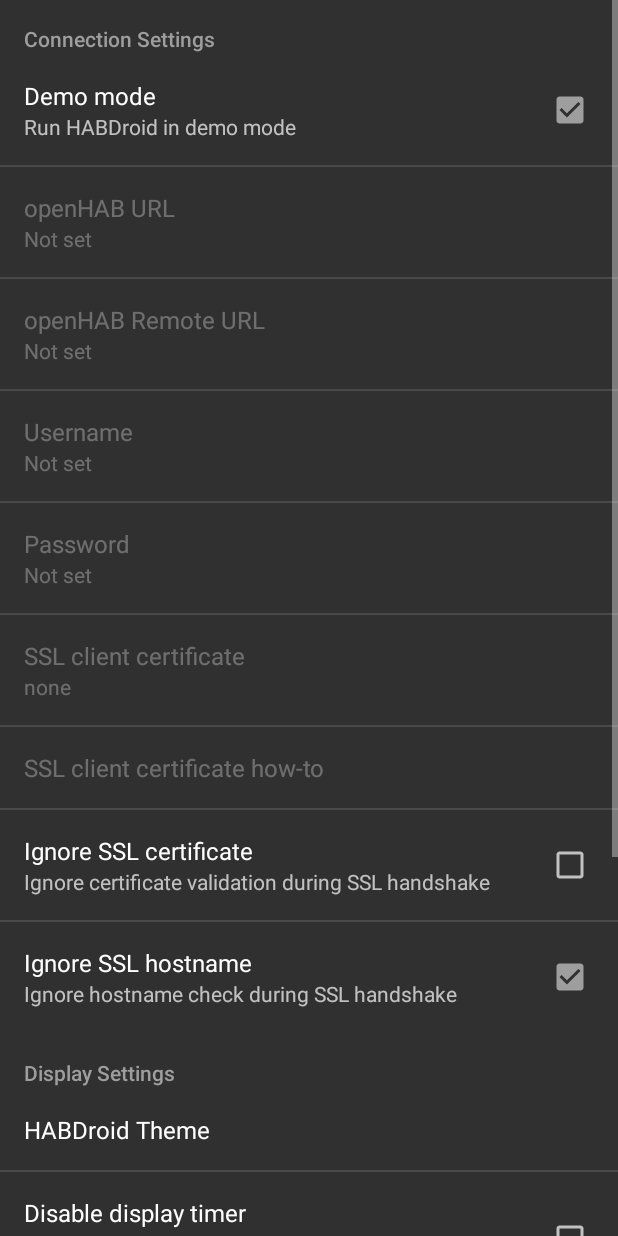
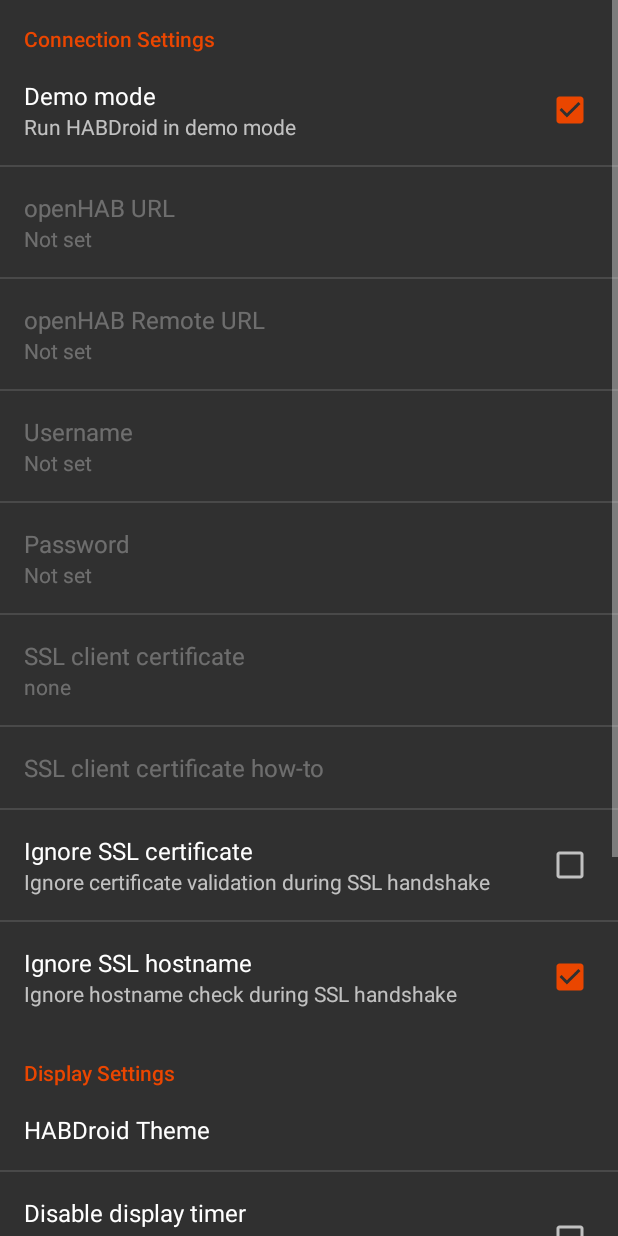
Before and after one commit to faliherizo/smathouse, an Android app: the screen it shows after launch (OpenHABPreferencesActivity), in the options menu, after a tap on "Settings", on a phone screen of 412 x 824 dp. Run offline under Robolectric (Android 15) with nearby library versions, the phone set to English and light mode, and no system bars; libraries missing offline, so code that uses them is left out: com.androidquery, com.androidquery.callback, com.crittercism.app, com.google.android.gms, com.loopj.android and 2 more; pictures from the network do not load; 10 statements that could not run were skipped.

Commit message:
new background main + toolbar + left drawer || binding

```diff
--- a/mobile/src/main/res/layout/activity_main_onepane.xml
+++ b/mobile/src/main/res/layout/activity_main_onepane.xml
@@ -57,7 +57,7 @@
             android:layout_width="320dp"
             android:layout_height="match_parent"
             android:layout_gravity="start"
-            android:background="?attr/themedDrawerBackground"
+            android:background="#797979"
             android:choiceMode="singleChoice"
             android:divider="@android:color/transparent"
             android:dividerHeight="0dp" />
--- a/mobile/src/main/res/layout/openhabbindinglist_item.xml
+++ b/mobile/src/main/res/layout/openhabbindinglist_item.xml
@@ -9,6 +9,7 @@
         android:textAppearance="?android:attr/textAppearanceMedium"
         android:layout_height="wrap_content"
         android:layout_marginLeft="6dp"
+        android:textColor="#222"
         android:layout_marginRight="6dp"
         android:layout_marginTop="6dp"
         />
@@ -19,12 +20,14 @@
         android:layout_height="wrap_content"
         android:layout_below="@+id/bindingName"
         android:layout_marginLeft="6dp"
+        android:textColor="#222"
         android:layout_marginRight="6dp"
         android:layout_marginTop="6dp"
         />
     <TextView
         android:id="@+id/bindingDescription"
         android:layout_width="fill_parent"
+        android:textColor="#222"
         android:textAppearance="?android:attr/textAppearanceSmall"
         android:layout_height="wrap_content"
         android:layout_marginLeft="6dp"
--- a/mobile/src/main/res/values/colors.xml
+++ b/mobile/src/main/res/values/colors.xml
@@ -5,7 +5,7 @@
     <color name="normal">#b0b0b0</color>
     <color name="light">#ffffff</color>
     <color name="dark">#191919</color>
-    <color name="highlight">#38c0f4</color>
+    <color name="highlight">#f47d38</color>
     <color name="colorAccent_themeDark">#9E9E9E</color>
     <color name="bgblue">#38c0f9</color>
 
@@ -170,7 +170,7 @@
     <color name="MediumBlue">#0000CD</color>
     <color name="DarkBlue">#00008B</color>
     <color name="Navy">#000080</color>
-    <color name="Black">#000000</color>
+    <color name="Black">#353535</color>
     <color name="sysBlack">#FF000000</color>
     <color name="sysBlue">#FF0000FF</color>
     <color name="sysCyan">#FF00FFFF</color>
@@ -272,7 +272,8 @@
     <color name="gesbank_item_liste_outline">#41719C</color>
     <color name="gesbank_apropos_text_gold">#BF9000</color>
     <color name="gesbank_green_text">#33AF11</color>
-
+    <color name="primary_material_dark_1">#dd0505</color>
+    <color name="background_material_dark_1">#e51f1f</color>
 
 
 </resources>
--- a/mobile/src/main/res/values/themes.xml
+++ b/mobile/src/main/res/values/themes.xml
@@ -16,7 +16,7 @@
         <item name="android:windowBackground">?android:colorBackground</item>
 
         <item name="themedDrawerBackground">?android:colorBackground</item>
-        <item name="themedHeaderTextColor">@color/colorAccent_themeDark</item>
+        <item name="themedHeaderTextColor">@color/white</item>
     </style>
 
     <style name="HABDroid.Dark" parent="@style/Theme.AppCompat">
@@ -24,8 +24,8 @@
         <item name="widgetlistItemDivider">?android:dividerHorizontal</item>
         <item name="frameWidgetDividerBackground">@drawable/material_divider_dark</item>
 
-        <item name="colorPrimary">#9E9E9E</item>
-        <item name="colorAccent">#9E9E9E</item>
+        <item name="colorPrimary">#e75b30</item>
+        <item name="colorAccent">#ea4600</item>
         <item name="colorPrimaryDark">#212121</item>
 
         <item name="windowNoTitle">true</item>
@@ -43,9 +43,6 @@
         <item name="frameWidgetDividerBackground">@color/bgblue</item>
 
         <item name="colorPrimary">@color/highlight</item>
-        <item name="colorAccent">#9E9E9E</item>
-        <item name="colorPrimaryDark">@color/highlight</item>
-
         <item name="windowNoTitle">true</item>
         <item name="windowActionBar">false</item>
         <item name="windowActionBarOverlay">false</item>
@@ -53,6 +50,7 @@
 
         <item name="themedDrawerBackground">@color/highlight</item>
         <item name="themedHeaderTextColor">@color/colorAccent_themeDark</item>
+        <item name="android:colorBackground">@color/background_material_dark</item>
     </style>
 
 </resources>
--- /dev/null
+++ b/mobile/src/main/res/values/values.xml
@@ -0,0 +1,5 @@
+<?xml version="1.0" encoding="utf-8"?>
+<resources>
+    <color name="background_material_dark">#e5e5e5</color>
+    <color name="primary_text_default_material_dark">#ffffff</color>
+</resources>
```
Also changed, not shown: mobile/src/main/res/layout-v21/activity_main_onepane.xml (+4 -3 lines).
